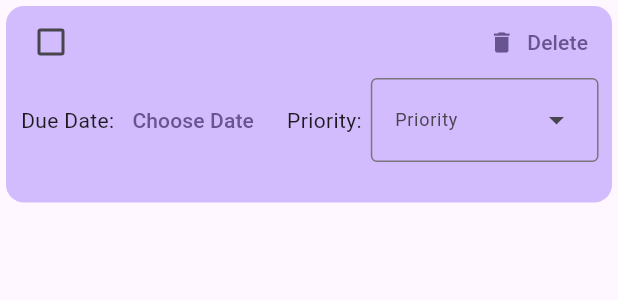
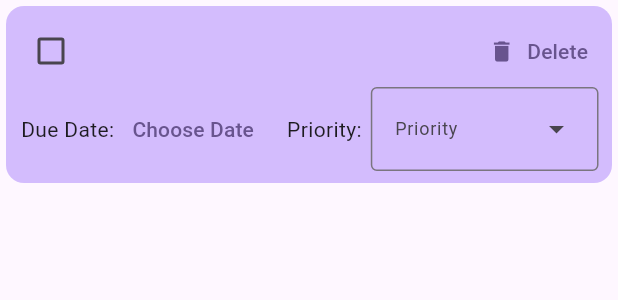
Before and after one commit to leonschuemann/taskodoro, a Flutter app: the CardTask widget shown alone on an empty page, opened directly with empty values, on a phone screen of 412 x 824 dp. Shown: the top 300 px of the screen. Run offline on Flutter 3.47's test engine with Material 3 defaults, Android fonts, the phone set to English and light mode, and no system bars.

Commit message:
Small changes to fix spacing issues

```diff
--- a/lib/card_task.dart
+++ b/lib/card_task.dart
@@ -36,6 +36,7 @@ class _CardTaskState extends State<CardTask> {
       child: Column(
         mainAxisSize: MainAxisSize.min,
         children: [
+          SizedBox(height: 6),
           Row(
             children: [
               const SizedBox(width: 6),
@@ -84,13 +85,13 @@ class _CardTaskState extends State<CardTask> {
               )
             ],
           ),
-          Row(
+          task.description != null ? Row(
             children: [
               const SizedBox(width: 10),
               Text(task.description ?? ""),
             ],
-          ),
-          SizedBox(height: 6)
+          ) : SizedBox(),
+          SizedBox(height: 8)
         ],
       ),
     );
```
